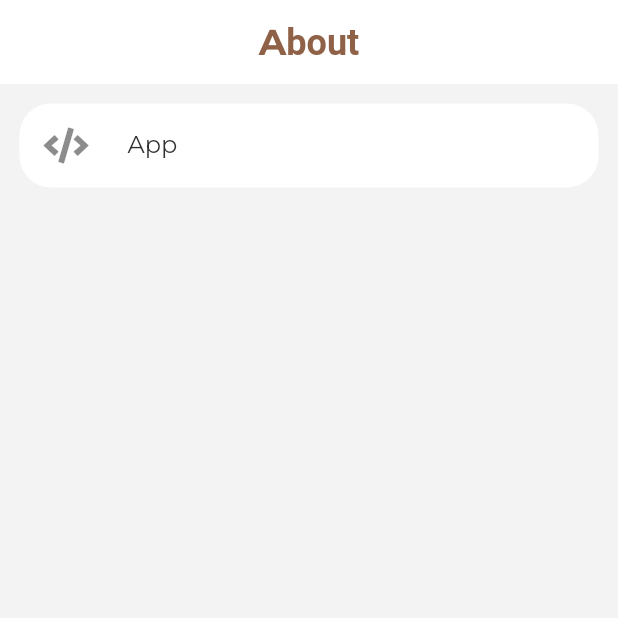
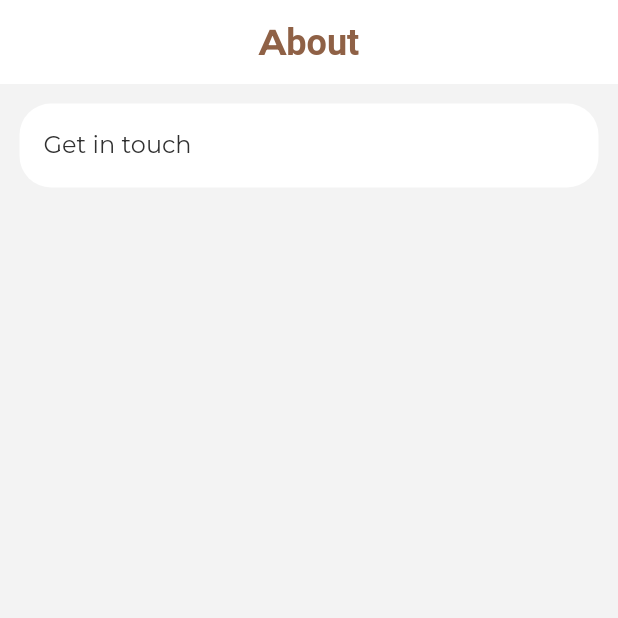
Before and after one commit to mikezamayias/qrapp, a Flutter app: the screen it shows after launch, swiped to page 3, on a phone screen of 412 x 824 dp, the top half of it. Run offline on Flutter 3.47's test engine with Material 2 defaults, Android fonts, the light colour scheme and no system bars; drawn by our look-alikes of expandable; our stand-ins replace font_awesome_flutter, google_fonts, page_transition, qr_flutter; missing offline and left inert: qr_code_scanner.

Commit message:
rethinking the about page

```diff
--- a/lib/src/views/about_page/about_page.dart
+++ b/lib/src/views/about_page/about_page.dart
@@ -1,6 +1,7 @@
 // flutter packages
+import 'package:expandable/expandable.dart';
 import 'package:flutter/material.dart';
-import 'package:qrapp/src/models/expansion_panel_section.dart';
+import 'package:qrapp/src/views/about_page/panel_body.dart';
 import 'package:qrapp/src/views/about_page/panel_header.dart';
 import 'package:qrapp/src/widgets/page_blueprint.dart';
 
@@ -14,9 +15,24 @@ class AboutPage extends StatefulWidget {
 class _AboutPageState extends State<AboutPage> {
   @override
   Widget build(BuildContext context) {
-    return const PageBlueprint(
+    return PageBlueprint(
       title: 'About',
-      body: PanelHeader(),
+      body: Padding(
+        padding: const EdgeInsets.all(9),
+        child: ExpandableNotifier(
+          child: Column(
+            children: [
+              ClipRRect(
+                borderRadius: const BorderRadius.all(Radius.circular(21)),
+                child: ExpandablePanel(
+                  collapsed: ExpandableButton(child: const PanelHeader()),
+                  expanded: ExpandableButton(child: const PanelBody()),
+                ),
+              )
+            ],
+          ),
+        ),
+      ),
       // body: Column(
       //   mainAxisSize: MainAxisSize.max,
       //   mainAxisAlignment: MainAxisAlignment.center,
--- a/lib/src/views/about_page/panel_header.dart
+++ b/lib/src/views/about_page/panel_header.dart
@@ -6,22 +6,13 @@ class PanelHeader extends StatelessWidget {
 
   @override
   Widget build(BuildContext context) {
-    return Padding(
-      padding: const EdgeInsets.all(9),
-      child: Card(
-        elevation: 0,
-        shape: RoundedRectangleBorder(
-          borderRadius: BorderRadius.circular(21),
-        ),
-        child: Column(
-          mainAxisSize: MainAxisSize.min,
-          children: const <Widget>[
-            ListTile(
-              leading: Icon(FontAwesomeIcons.code),
-              title: Text('App'),
-            ),
-          ],
-        ),
+    return Card(
+      elevation: 0,
+      shape: RoundedRectangleBorder(
+        borderRadius: BorderRadius.circular(21),
+      ),
+      child: const ListTile(
+        title: Text('Get in touch'),
       ),
     );
   }
```
Also changed, not shown: lib/src/views/about_page/panel_body.dart (added, +31 -0 lines).
